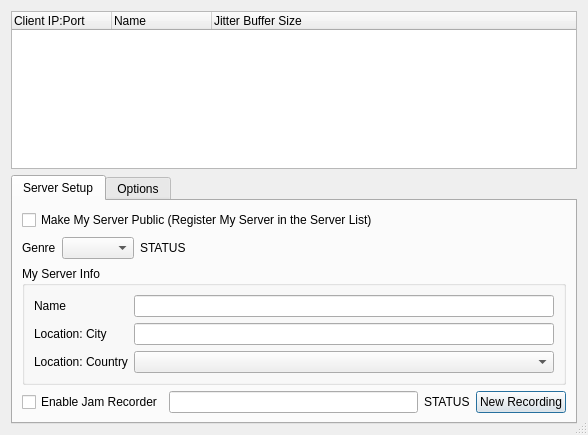
This is src/serverdlgbase.ui in jamulussoftware/jamulus as Qt 5 draws it before an edit. The edited form follows.
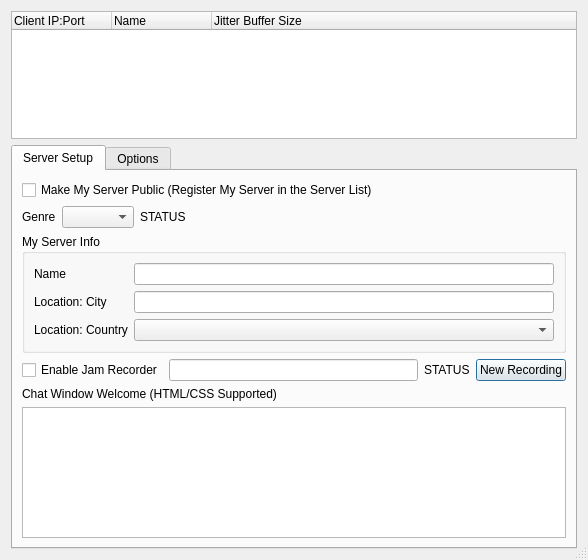
This is the edited form. Icons and pictures are not drawn. Custom widgets are drawn as their Qt base class.

Commit message: added a GUI control to set the server Welcome Message in the server GUI

```diff
--- a/src/serverdlgbase.ui
+++ b/src/serverdlgbase.ui
@@ -7,7 +7,7 @@
     <x>0</x>
     <y>0</y>
     <width>588</width>
-    <height>435</height>
+    <height>560</height>
    </rect>
   </property>
   <property name="windowTitle">
@@ -185,6 +185,23 @@
          </item>
         </layout>
        </item>
+       <item>
+        <widget class="QLabel" name="label_2">
+         <property name="text">
+          <string>Chat Window Welcome (HTML/CSS Supported)</string>
+         </property>
+        </widget>
+       </item>
+       <item>
+        <widget class="QTextEdit" name="tedWelcomeMessage">
+         <property name="sizePolicy">
+          <sizepolicy hsizetype="Expanding" vsizetype="Preferred">
+           <horstretch>0</horstretch>
+           <verstretch>0</verstretch>
+          </sizepolicy>
+         </property>
+        </widget>
+       </item>
       </layout>
      </widget>
      <widget class="QWidget" name="tabOptions">
```
Left out of the diff: 1 changed line with no effect on the pictures. The commit also changes 5 other files.
